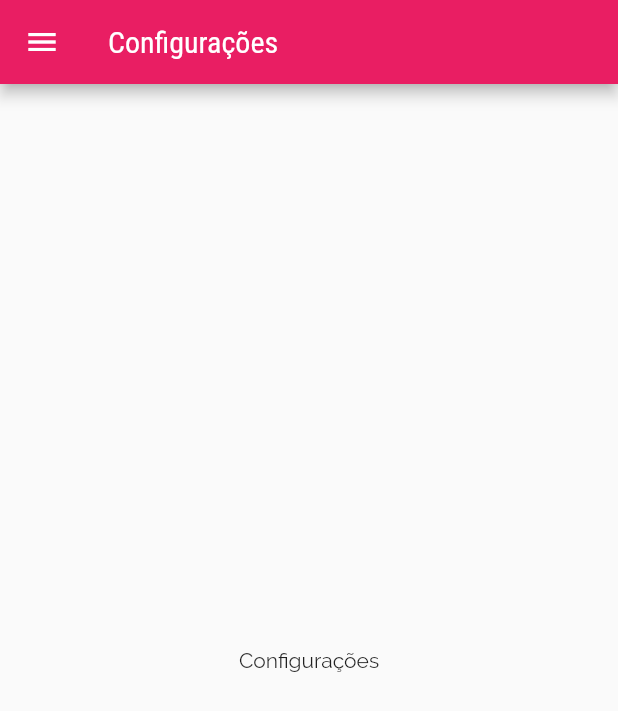
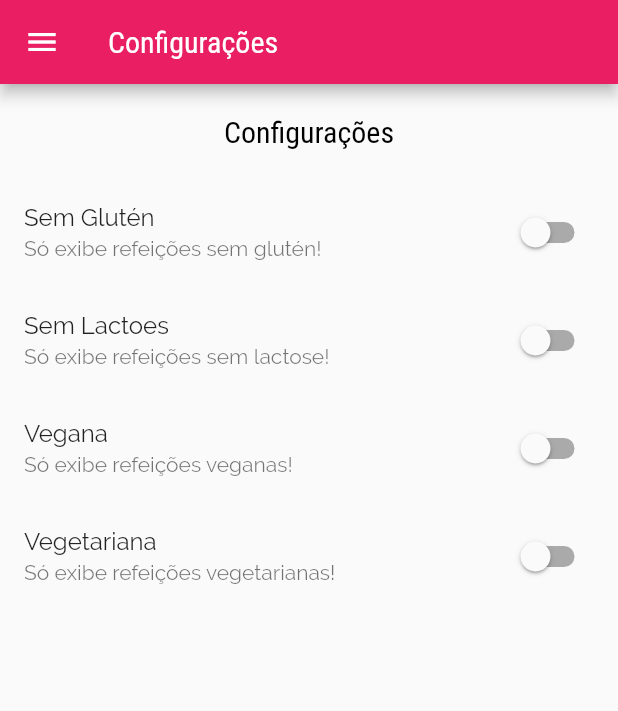
Before and after one commit to leandrosouzadev/meals, a Flutter app: the SettingsScreen screen opened by its route, on a phone screen of 412 x 824 dp. Shown: the top 711 px of the screen. Run offline on Flutter 3.47's test engine with Material 2 defaults, Android fonts, the phone set to English and light mode, and no system bars.

```diff
--- /dev/null
+++ b/lib/models/settings.dart
@@ -0,0 +1,13 @@
+class Settings {
+  bool isGlutenFree;
+  bool isLactoseFree;
+  bool isVegan;
+  bool isVegetarian;
+
+  Settings({
+    this.isGlutenFree = false,
+    this.isLactoseFree = false,
+    this.isVegan = false,
+    this.isVegetarian = false,
+  });
+}
--- a/lib/screens/settings_screen.dart
+++ b/lib/screens/settings_screen.dart
@@ -1,8 +1,30 @@
 import 'package:flutter/material.dart';
 import 'package:meals/components/main_drawer.dart';
+import 'package:meals/models/settings.dart';
 
-class SettingsScreen extends StatelessWidget {
+class SettingsScreen extends StatefulWidget {
   const SettingsScreen({Key? key}) : super(key: key);
+
+  @override
+  State<SettingsScreen> createState() => _SettingsScreenState();
+}
+
+class _SettingsScreenState extends State<SettingsScreen> {
+  var settings = Settings();
+
+  Widget _createSwitch(
+    String title,
+    String subtitle,
+    bool value,
+    Function(bool) onChanged,
+  ) {
+    return SwitchListTile.adaptive(
+      title: Text(title),
+      subtitle: Text(subtitle),
+      value: value,
+      onChanged: onChanged,
+    );
+  }
 
   @override
   Widget build(BuildContext context) {
@@ -11,11 +33,46 @@ class SettingsScreen extends StatelessWidget {
           title: const Text('Configurações'),
         ),
         drawer: const MainDrawer(),
-      body: const Center(
+        body: Column(
+          children: <Widget>[
+            Container(
+              padding: const EdgeInsets.all(20),
               child: Text(
                 'Configurações',
+                style: Theme.of(context).textTheme.titleLarge,
               ),
             ),
-    );
+            Expanded(
+              child: ListView(
+                children: <Widget>[
+                  _createSwitch(
+                    'Sem Glutén',
+                    'Só exibe refeições sem glutén!',
+                    settings.isGlutenFree,
+                    (value) => setState(() => settings.isGlutenFree = value),
+                  ),
+                  _createSwitch(
+                    'Sem Lactoes',
+                    'Só exibe refeições sem lactose!',
+                    settings.isLactoseFree,
+                    (value) => setState(() => settings.isLactoseFree = value),
+                  ),
+                  _createSwitch(
+                    'Vegana',
+                    'Só exibe refeições veganas!',
+                    settings.isVegan,
+                    (value) => setState(() => settings.isVegan = value),
+                  ),
+                  _createSwitch(
+                    'Vegetariana',
+                    'Só exibe refeições vegetarianas!',
+                    settings.isVegetarian,
+                    (value) => setState(() => settings.isVegetarian = value),
+                  ),
+                ],
+              ),
+            ),
+          ],
+        ));
   }
 }
```
Lines whose indentation alone changed are shown as unchanged.
